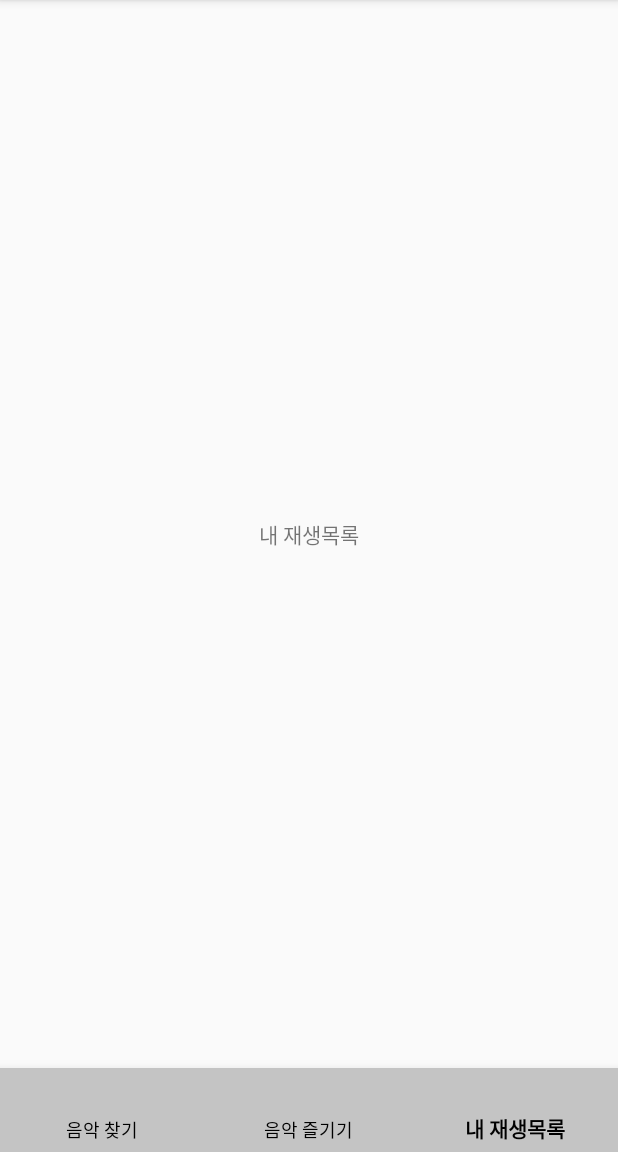
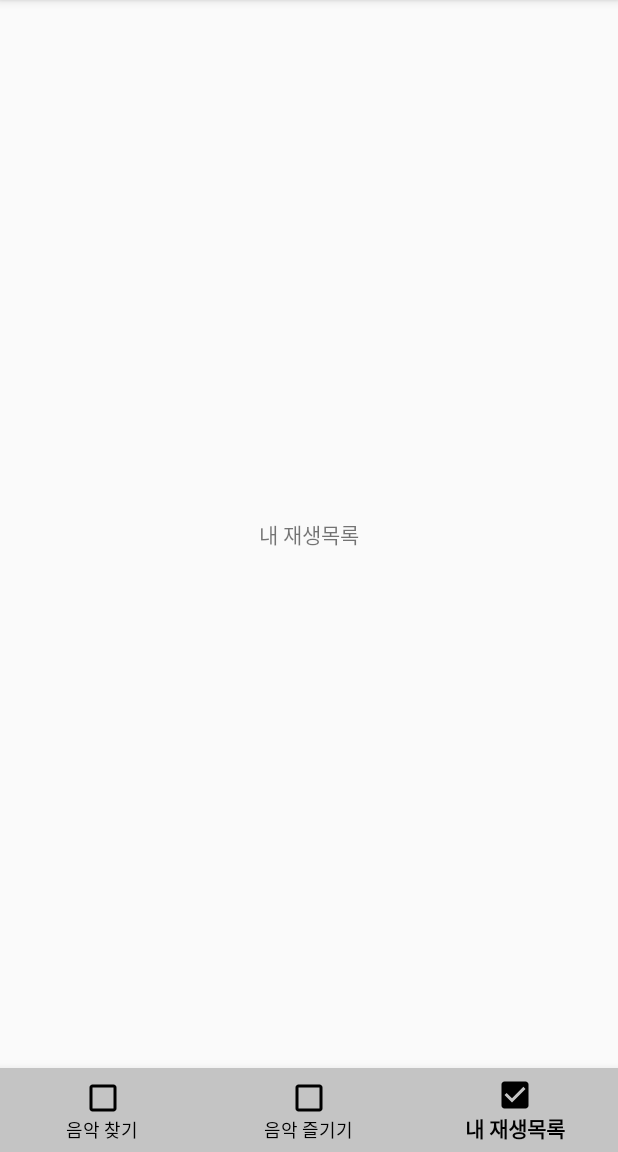
Before and after one commit to FERMATA-Project/android-fermata, an Android app: the screen it shows after launch (MainActivity), item 3 of the bottom bar chosen, on a phone screen of 412 x 824 dp, the part 84-1236 px from its top. Run offline under Robolectric (Android 15) with nearby library versions, the phone set to English and light mode, and no system bars.

Commit message:
Add: bottomnavigation selector

```diff
--- /dev/null
+++ b/app/src/main/res/drawable/ic_baseline_check_box_24.xml
@@ -0,0 +1,10 @@
+<vector xmlns:android="http://schemas.android.com/apk/res/android"
+    android:width="24dp"
+    android:height="24dp"
+    android:viewportWidth="24"
+    android:viewportHeight="24"
+    android:tint="@color/black">
+  <path
+      android:fillColor="@android:color/white"
+      android:pathData="M19,3L5,3c-1.11,0 -2,0.9 -2,2v14c0,1.1 0.89,2 2,2h14c1.11,0 2,-0.9 2,-2L21,5c0,-1.1 -0.89,-2 -2,-2zM10,17l-5,-5 1.41,-1.41L10,14.17l7.59,-7.59L19,8l-9,9z"/>
+</vector>
--- /dev/null
+++ b/app/src/main/res/drawable/ic_baseline_check_box_outline_blank_24.xml
@@ -0,0 +1,10 @@
+<vector xmlns:android="http://schemas.android.com/apk/res/android"
+    android:width="24dp"
+    android:height="24dp"
+    android:viewportWidth="24"
+    android:viewportHeight="24"
+    android:tint="@color/black">
+  <path
+      android:fillColor="@android:color/white"
+      android:pathData="M19,5v14H5V5h14m0,-2H5c-1.1,0 -2,0.9 -2,2v14c0,1.1 0.9,2 2,2h14c1.1,0 2,-0.9 2,-2V5c0,-1.1 -0.9,-2 -2,-2z"/>
+</vector>
--- /dev/null
+++ b/app/src/main/res/drawable/selector_bottomnavigation.xml
@@ -0,0 +1,5 @@
+<?xml version="1.0" encoding="utf-8"?>
+<selector xmlns:android="http://schemas.android.com/apk/res/android">
+    <item android:state_checked="false" android:color="@color/black" android:drawable="@drawable/ic_baseline_check_box_outline_blank_24"/>
+    <item android:state_checked="true" android:color="@color/black" android:drawable="@drawable/ic_baseline_check_box_24"/>
+</selector>
--- a/app/src/main/res/layout/activity_main.xml
+++ b/app/src/main/res/layout/activity_main.xml
@@ -27,7 +27,9 @@
         app:layout_constraintLeft_toLeftOf="parent"
         app:layout_constraintRight_toLeftOf="parent"
         app:backgroundTint="#c4c4c4"
+        app:itemIconTint="@drawable/selector_bottomnavigation"
         app:itemTextColor="@color/black"
+        app:itemTextAppearanceActive="@style/BottomNavigation"
         app:menu="@menu/menu_bottomnavigation" />
 
 </androidx.constraintlayout.widget.ConstraintLayout>
--- a/app/src/main/res/menu/menu_bottomnavigation.xml
+++ b/app/src/main/res/menu/menu_bottomnavigation.xml
@@ -3,12 +3,15 @@
 
     <item
         android:id="@+id/item_searchMusic"
-        android:title="음악 찾기" />
+        android:title="음악 찾기"
+        android:icon="@drawable/selector_bottomnavigation"/>
     <item
         android:id="@+id/item_playMusic"
-        android:title="음악 즐기기" />
+        android:title="음악 즐기기"
+        android:icon="@drawable/selector_bottomnavigation"/>
     <item
         android:id="@+id/item_playlist"
-        android:title="내 재생목록" />
+        android:title="내 재생목록"
+        android:icon="@drawable/selector_bottomnavigation"/>
 
 </menu>
--- a/app/src/main/res/values/themes.xml
+++ b/app/src/main/res/values/themes.xml
@@ -2,7 +2,7 @@
     <!-- Base application theme. -->
     <style name="Theme.FERMATA" parent="Theme.AppCompat.Light"> <!-- Theme.MaterialComponents.DayNight.DarkActionBar -->
         <!-- Primary brand color. -->
-        <item name="colorPrimary">#c4c4c4</item>
+        <item name="colorPrimary">#c4c4c4</item> <!-- 상단바 색상 -->
         <item name="colorPrimaryVariant">@color/purple_700</item>
         <item name="colorOnPrimary">@color/white</item>
         <!-- Secondary brand color. -->
@@ -13,6 +13,7 @@
         <item name="android:statusBarColor" tools:targetApi="l">?attr/colorPrimaryVariant</item>
     </style>
 
+    <!-- 상단바 텍스트 스타일 -->
     <style name="MyTheme" parent="@android:style/Theme.Holo.Light">
         <item name="android:actionBarStyle">@style/MyTheme.ActionBarStyle</item>
     </style>
@@ -25,4 +26,9 @@
         <item name="android:textColor">@color/black</item>
     </style>
 
+    <!-- 하단바 텍스트 스타일 -->
+    <style name="BottomNavigation" parent="TextAppearance.AppCompat">
+        <item name="android:textStyle">bold</item>
+    </style>
+
 </resources>
```
